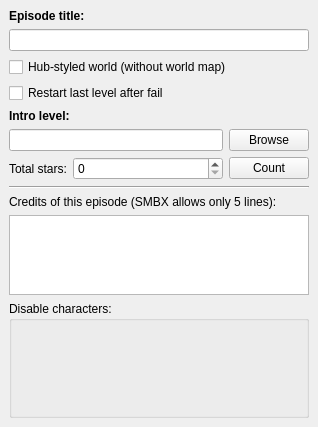
The window that Editor/main_window/dock/wld_settings_box.ui (WohlSoft/Moondust-Project) describes before a commit, drawn with Qt 5.
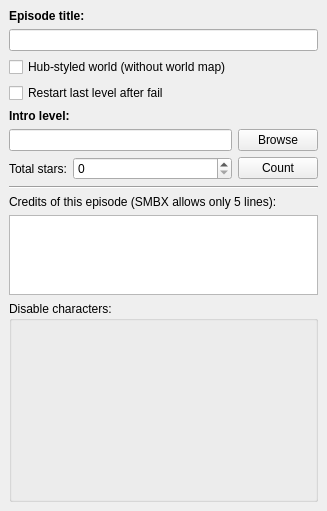
The same window after the commit. Icons and pictures are not drawn.

What changed in the file:
```diff
--- a/Editor/main_window/dock/wld_settings_box.ui
+++ b/Editor/main_window/dock/wld_settings_box.ui
@@ -6,8 +6,8 @@
    <rect>
     <x>0</x>
     <y>0</y>
-    <width>318</width>
-    <height>427</height>
+    <width>327</width>
+    <height>511</height>
    </rect>
   </property>
   <property name="windowIcon">
@@ -43,7 +43,7 @@
        <string notr="true">&lt;!DOCTYPE HTML PUBLIC &quot;-//W3C//DTD HTML 4.0//EN&quot; &quot;http://www.w3.org/TR/REC-html40/strict.dtd&quot;&gt;
 &lt;html&gt;&lt;head&gt;&lt;meta name=&quot;qrichtext&quot; content=&quot;1&quot; /&gt;&lt;style type=&quot;text/css&quot;&gt;
 p, li { white-space: pre-wrap; }
-&lt;/style&gt;&lt;/head&gt;&lt;body style=&quot; font-family:'Sans Serif'; font-size:9pt; font-weight:400; font-style:normal;&quot;&gt;
+&lt;/style&gt;&lt;/head&gt;&lt;body style=&quot; font-family:'.SF NS Text'; font-size:13pt; font-weight:400; font-style:normal;&quot;&gt;
 &lt;p style=&quot;-qt-paragraph-type:empty; margin-top:0px; margin-bottom:0px; margin-left:0px; margin-right:0px; -qt-block-indent:0; text-indent:0px; font-family:'MS Shell Dlg 2'; font-size:8.25pt;&quot;&gt;&lt;br /&gt;&lt;/p&gt;&lt;/body&gt;&lt;/html&gt;</string>
       </property>
       <property name="acceptRichText">
```
